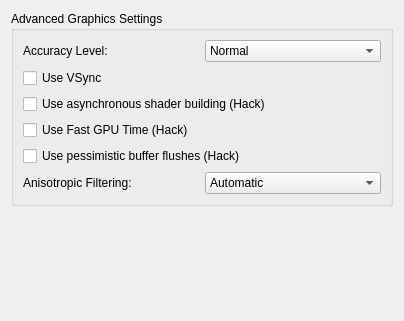
This is src/yuzu/configuration/configure_graphics_advanced.ui in rorrim-rorrim/eden-alt as Qt 5 draws it before an edit. The edited form follows.
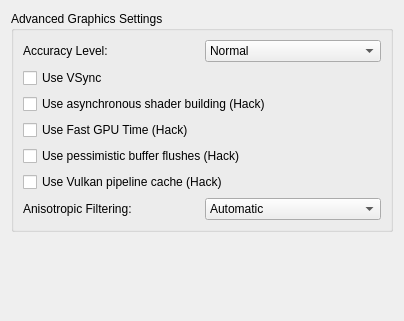
This is the edited form.

Commit message:
video_core/vulkan: Added `VkPipelineCache` to store Vulkan pipelines As an optional feature which can be enabled in the advanced graphics configuration, all pipelines that get built at the initial shader loading are stored in a VkPipelineCache object and are dumped to the disk.
These vendor specific pipeline cache files are located at `/shader/GAME_ID/vulkan_pipelines.bin`. This feature was mainly added because of an issue with the AMD driver (see yuzu-emu#8507) causing invalidation of the cache files the driver builds automatically.

Patch:
```diff
--- a/src/yuzu/configuration/configure_graphics_advanced.ui
+++ b/src/yuzu/configuration/configure_graphics_advanced.ui
@@ -109,6 +109,16 @@
           </property>
          </widget>
         </item>
+        <item>
+         <widget class="QCheckBox" name="use_vulkan_driver_pipeline_cache">
+          <property name="toolTip">
+            <string>Enables GPU vendor-specific pipeline cache. This option can improve shader loading time significantly in cases where the Vulkan driver does not store pipeline cache files automatically.</string>
+          </property>
+          <property name="text">
+           <string>Use Vulkan pipeline cache (Hack)</string>
+          </property>
+         </widget>
+        </item>
         <item>
          <widget class="QWidget" name="af_layout" native="true">
           <layout class="QHBoxLayout" name="horizontalLayout_1">
```
The commit also changes 14 other files.
